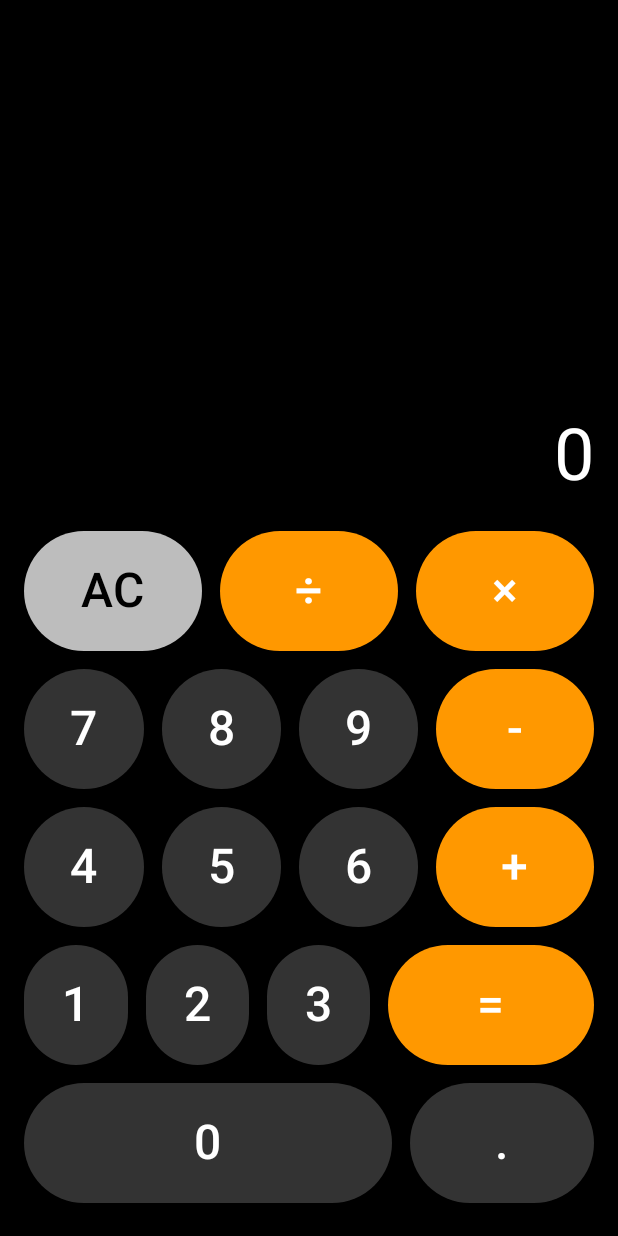
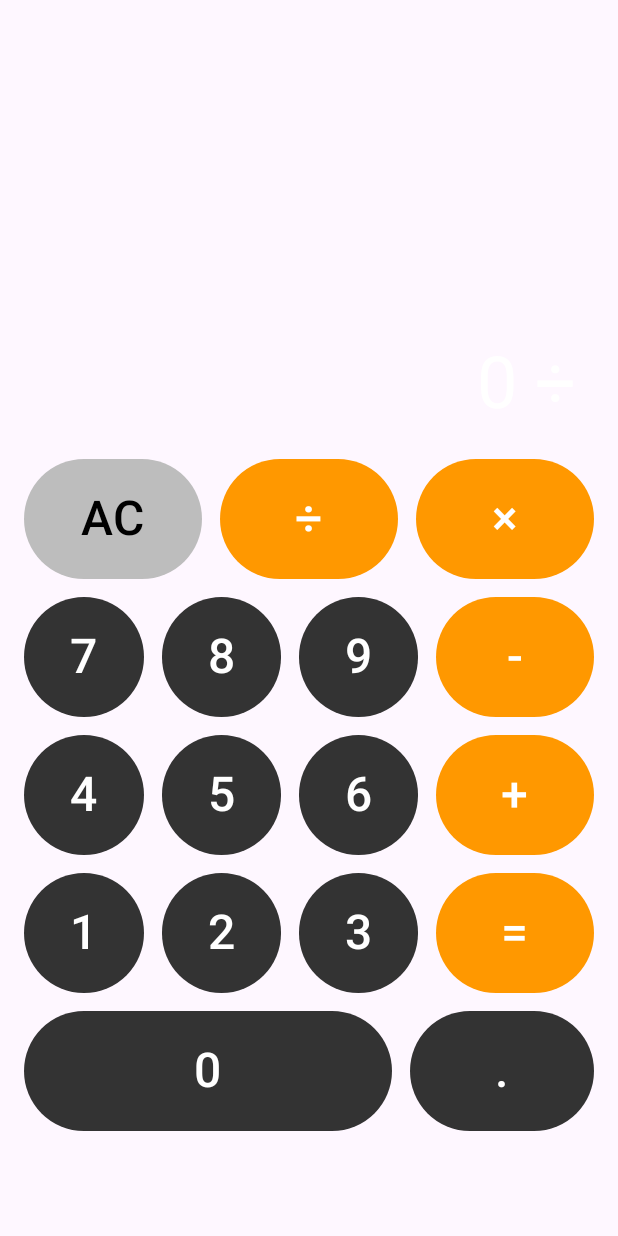
Before and after one commit to EmmanuelHR5/practicasDA, an Android app built with Jetpack Compose: the MainActivity screen opened directly, with no data from a screen before it, after a tap on an icon or button, on a phone screen of 412 x 824 dp. Run offline under Robolectric (Android 15) with nearby library versions, the phone set to English and light mode, and no system bars; missing, so only their content is drawn: PracticasTheme.

Commit message:
Practica 1.2: modificaciones

```diff
--- a/app/src/main/java/com/example/practicas/MainActivity.kt
+++ b/app/src/main/java/com/example/practicas/MainActivity.kt
@@ -3,24 +3,30 @@ package com.example.practicas
 import android.os.Bundle
 import androidx.activity.ComponentActivity
 import androidx.activity.compose.setContent
-import androidx.compose.foundation.background
 import androidx.compose.foundation.layout.*
 import androidx.compose.foundation.shape.CircleShape
 import androidx.compose.material3.*
 import androidx.compose.runtime.*
-import androidx.compose.ui.Alignment
 import androidx.compose.ui.Modifier
 import androidx.compose.ui.graphics.Color
+import androidx.compose.ui.text.TextStyle
 import androidx.compose.ui.text.style.TextAlign
 import androidx.compose.ui.unit.dp
 import androidx.compose.ui.unit.sp
-
+import com.example.practicas.ui.theme.PracticasTheme
 
 class MainActivity : ComponentActivity() {
     override fun onCreate(savedInstanceState: Bundle?) {
         super.onCreate(savedInstanceState)
         setContent {
-            CalculadoraApp()
+            PracticasTheme {
+                Surface(
+                    modifier = Modifier.fillMaxSize(),
+                    color = MaterialTheme.colorScheme.background
+                ) {
+                    CalculadoraApp()
+                }
+            }
         }
     }
 }
@@ -31,29 +37,32 @@ fun CalculadoraApp() {
     var num1 by remember { mutableStateOf<Double?>(null) }
     var operador by remember { mutableStateOf<Char?>(null) }
     var operandoIngresado by remember { mutableStateOf(false) }
+    var contadorOperadores by remember { mutableStateOf(0) }
 
     Column(
         modifier = Modifier
             .fillMaxSize()
-            .background(Color.Black)
-            .padding(16.dp),
+            .padding(16.dp)
+            .padding(bottom = 48.dp),
         verticalArrangement = Arrangement.Bottom
     ) {
         // Pantalla
         Text(
             text = display,
-            color = Color.White,
-            fontSize = 48.sp,
             modifier = Modifier
                 .fillMaxWidth()
                 .padding(bottom = 16.dp),
             textAlign = TextAlign.End,
-            maxLines = 1
+            maxLines = 1,
+            style = TextStyle(
+                color = Color.White,
+                fontSize = 48.sp
+            )
         )
 
-        // Definición de los botones de la calculadora
+        // Definición de los botones
         val botones = listOf(
-            listOf("AC", "÷", "×"), // Fila de funciones simplificada
+            listOf("AC", "÷", "×"), // fila 1
             listOf("7", "8", "9", "-"),
             listOf("4", "5", "6", "+"),
             listOf("1", "2", "3", "="),
@@ -68,19 +77,19 @@ fun CalculadoraApp() {
                 horizontalArrangement = Arrangement.spacedBy(12.dp)
             ) {
                 fila.forEach { texto ->
-                    // Determina el peso del botón para el layout
+                    // Peso visual del botón
                     val weight = when (texto) {
-                        "0" -> 2f // El botón '0' ocupa el doble de espacio
-                        "1","2","3","4","5","6","7","8","9","." -> 1f
-                        "=" -> 2f
-                        else -> 1.33f // Ajuste para que 3 botones llenen el espacio de 4
+                        "0" -> 2.66f
+                        "=","." -> 1.33f
+                        "1","2","3","4","5","6","7","8","9" -> 1f
+                        else -> 1.33f
                     }
 
-                    // Asigna colores según la función del botón
+                    // Colores
                     val colorFondo = when (texto) {
-                        "÷", "×", "-", "+", "=" -> Color(0xFFFF9800) // Naranja para operadores
-                        "AC" -> Color(0xFFBDBDBD) // Gris claro para AC
-                        else -> Color(0xFF333333) // Gris oscuro para números
+                        "÷", "×", "-", "+", "=" -> Color(0xFFFF9800)//naranja
+                        "AC" -> Color(0xFFBDBDBD) //gris claro
+                        else -> Color(0xFF333333) //Gris
                     }
                     val colorTexto = if (texto == "AC") Color.Black else Color.White
 
@@ -93,31 +102,70 @@ fun CalculadoraApp() {
                             when (texto) {
                                 in "0".."9" -> {
                                     if (operandoIngresado) {
-                                        display = texto
+                                        display += texto
                                         operandoIngresado = false
                                     } else {
                                         if (display == "0") display = texto else display += texto
                                     }
                                 }
                                 "." -> {
-                                    if (!display.contains(".")) {
+                                    val partes = display.split(" ")
+                                    val ultimo = partes.lastOrNull() ?: ""
+                                    if (!ultimo.contains(".")) {
                                         display += "."
                                     }
                                 }
                                 "+", "-", "×", "÷" -> {
-                                    num1 = display.toDoubleOrNull()
-                                    operador = when (texto) {
+                                    val nuevoOperador = when (texto) {
                                         "+" -> '+'
                                         "-" -> '-'
                                         "×" -> '*'
                                         "÷" -> '/'
                                         else -> null
                                     }
-                                    operandoIngresado = true
+
+                                    if (operador == null) {
+                                        // Primer operador
+                                        num1 = display.toDoubleOrNull()
+                                        operador = nuevoOperador
+                                        display += " $texto "
+                                        operandoIngresado = true
+                                        contadorOperadores = 1
+                                    } else {
+                                        // Segundo operador → calcular primero
+                                        val partes = display.split(" ")
+                                        val num2 = partes.lastOrNull()?.toDoubleOrNull()
+                                        if (num1 != null && num2 != null && operador != null) {
+                                            val resultado = when (operador) {
+                                                '+' -> num1!! + num2
+                                                '-' -> num1!! - num2
+                                                '*' -> num1!! * num2
+                                                '/' -> if (num2 != 0.0) num1!! / num2 else Double.NaN
+                                                else -> 0.0
+                                            }
+
+                                            // Mostrar resultado parcial
+                                            display = if (resultado.isNaN()) {
+                                                "Error"
+                                            } else if (resultado % 1 == 0.0) {
+                                                resultado.toInt().toString()
+                                            } else {
+                                                resultado.toString()
+                                            }
+
+                                            // Guardar estado
+                                            num1 = if (resultado.isNaN()) null else resultado
+                                            operador = nuevoOperador
+                                            display += " $texto "
+                                            operandoIngresado = true
+                                            contadorOperadores = 1
+                                        }
+                                    }
                                 }
                                 "=" -> {
                                     if (num1 != null && operador != null && !operandoIngresado) {
-                                        val num2 = display.toDoubleOrNull()
+                                        val partes = display.split(" ")
+                                        val num2 = partes.lastOrNull()?.toDoubleOrNull()
                                         if (num2 != null) {
                                             val resultado = when (operador) {
                                                 '+' -> num1!! + num2
@@ -126,9 +174,16 @@ fun CalculadoraApp() {
                                                 '/' -> if (num2 != 0.0) num1!! / num2 else Double.NaN
                                                 else -> 0.0
                                             }
-                                            display = if (resultado.isNaN()) "Error" else if (resultado % 1 == 0.0) resultado.toInt().toString() else resultado.toString()
+                                            display = if (resultado.isNaN()) {
+                                                "Error"
+                                            } else if (resultado % 1 == 0.0) {
+                                                resultado.toInt().toString()
+                                            } else {
+                                                resultado.toString()
+                                            }
                                             num1 = null
                                             operador = null
+                                            contadorOperadores = 0
                                         }
                                     }
                                 }
@@ -137,6 +192,7 @@ fun CalculadoraApp() {
                                     num1 = null
                                     operador = null
                                     operandoIngresado = false
+                                    contadorOperadores = 0
                                 }
                             }
                         }
@@ -146,7 +202,6 @@ fun CalculadoraApp() {
         }
     }
 }
-
 
 @Composable
 fun BotonCalc(
```
